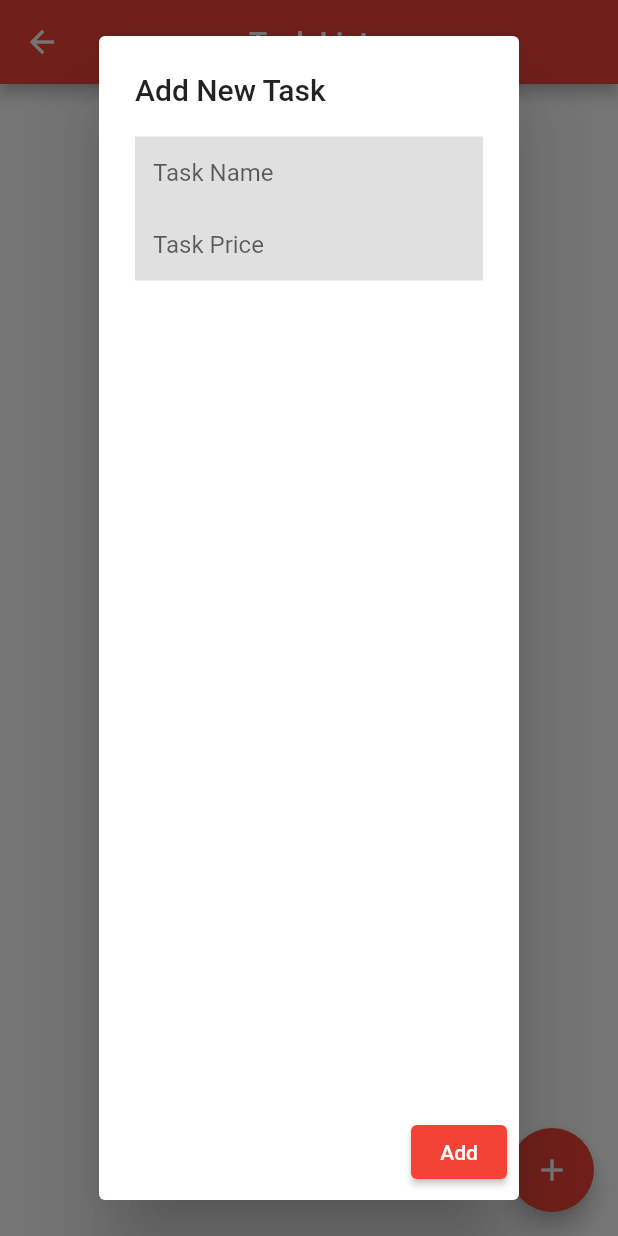
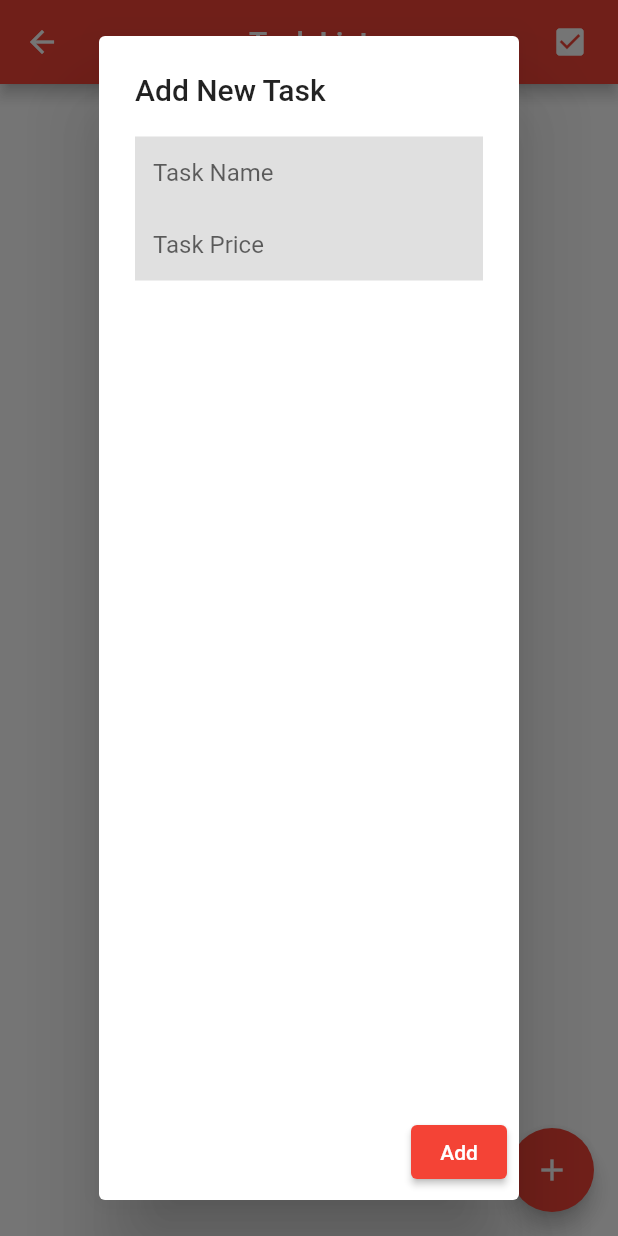
Before and after one commit to clowninside/task_list, a Flutter app: the Home screen opened by its route, after a tap on the "add" icon, on a phone screen of 412 x 824 dp. Run offline on Flutter 3.47's test engine with Material 2 defaults, Android fonts, the phone set to English and light mode, and no system bars; our stand-ins replace cloud_firestore, firebase_auth, firebase_core; accounts and stored records are empty.

Commit message:
commit 6

```diff
--- a/lib/main.dart
+++ b/lib/main.dart
@@ -2,8 +2,13 @@ import 'package:asana_demo_2/pages/dones.dart';
 import 'package:asana_demo_2/pages/home.dart';
 import 'package:asana_demo_2/pages/main_screen.dart';
 import 'package:firebase_core/firebase_core.dart';
+import 'package:firebase_auth/firebase_auth.dart';
 import 'package:flutter/material.dart';
 import 'firebase_options.dart';
+
+Future signInAnonymously() {
+  return FirebaseAuth.instance.signInAnonymously();
+}
 
 void main() async {
   WidgetsFlutterBinding.ensureInitialized();
--- a/lib/pages/home.dart
+++ b/lib/pages/home.dart
@@ -25,6 +25,17 @@ class _HomeState extends State<Home> {
       appBar: AppBar(
         title: Text('Task List'),
         centerTitle: true,
+        actions: <Widget>[
+          Padding(
+            padding: EdgeInsets.only(right: 20.0),
+            child: GestureDetector(
+              onTap: () {
+                Navigator.pushNamed(context, '/dones');
+              },
+              child: Icon(Icons.check_box),
+            ),
+          )
+        ],
       ),
       body: StreamBuilder(
         stream: FirebaseFirestore.instance.collection('items').snapshots(),
@@ -93,9 +104,11 @@ class _HomeState extends State<Home> {
                   actions: [
                     ElevatedButton(
                         onPressed: () {
-                          FirebaseFirestore.instance
-                              .collection('items')
-                              .add({'task': _userTodo, 'price': _userPrice, 'isDone': false});
+                          FirebaseFirestore.instance.collection('items').add({
+                            'task': _userTodo,
+                            'price': _userPrice,
+                            'isDone': false
+                          });
                           Navigator.of(context).pop();
                         },
                         child: Text('Add'))
--- a/pubspec.yaml
+++ b/pubspec.yaml
@@ -36,6 +36,8 @@ dependencies:
   # The following adds the Cupertino Icons font to your application.
   # Use with the CupertinoIcons class for iOS style icons.
   cupertino_icons: ^1.0.2
+  firebase_auth: ^3.3.19
+  provider: ^3.0.0
 
 dev_dependencies:
   flutter_test:
```
Also changed, not shown: lib/pages/main_screen.dart (+5 -3 lines), pubspec.lock.
